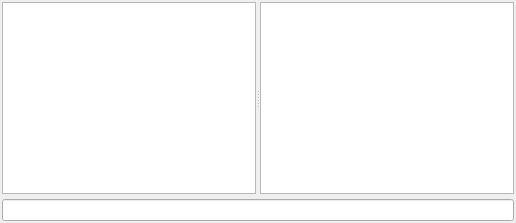
Old version of the form ui/channelframe.ui in the repository kervala/kdamn.
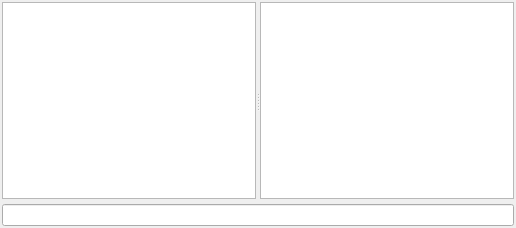
New version of the form. Custom widgets are drawn as their Qt base class.

Commit message: Changed: Implement <tab> in InputEdit

```diff
--- a/ui/channelframe.ui
+++ b/ui/channelframe.ui
@@ -2,6 +2,14 @@
 <ui version="4.0">
  <class>ChannelFrame</class>
  <widget class="QFrame" name="ChannelFrame">
+  <property name="geometry">
+   <rect>
+    <x>0</x>
+    <y>0</y>
+    <width>516</width>
+    <height>228</height>
+   </rect>
+  </property>
   <layout class="QVBoxLayout" name="verticalLayout">
    <property name="spacing">
     <number>5</number>
```
Left out of the diff: 6 changed lines with no effect on the pictures. The commit also changes 3 other files.
